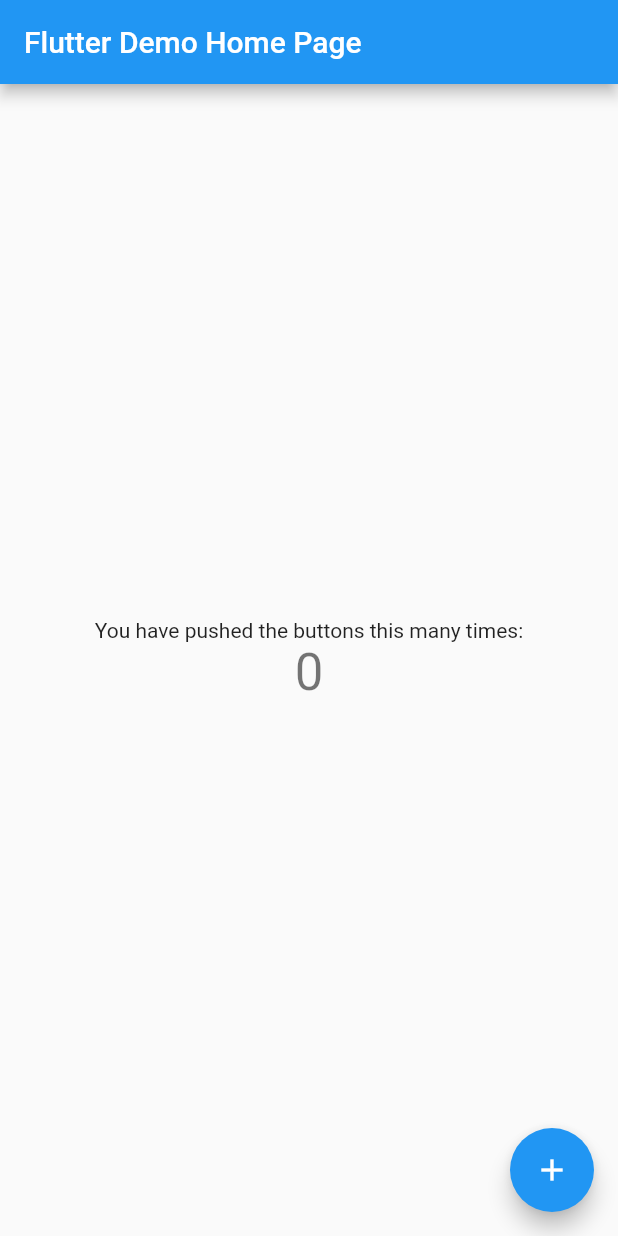
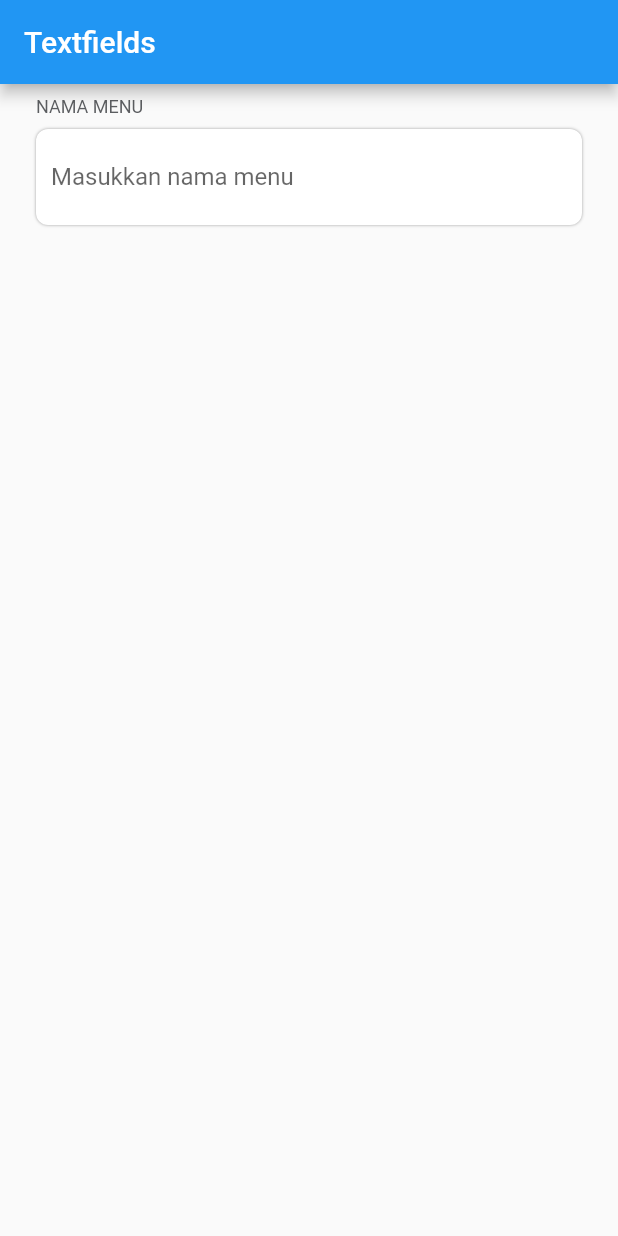
Before and after one commit to fachryrahardhians/cafetaria, a Flutter app: the screen it shows after launch, on a phone screen of 412 x 824 dp. Run offline on Flutter 3.47's test engine with Material 2 defaults, Android fonts, the phone set to English and light mode, and no system bars.

Commit message:
add textfields widgets

```diff
--- a/lib/components/textfields/reusable_textfields.dart
+++ b/lib/components/textfields/reusable_textfields.dart
@@ -0,0 +1,48 @@
+import 'package:cafetaria/styles/colors.dart';
+import 'package:flutter/material.dart';
+
+class CustomTextfield1 extends StatelessWidget {
+  CustomTextfield1({Key? key, this.hint, this.label}) : super(key: key);
+
+  String? hint;
+  String? label;
+
+  @override
+  Widget build(BuildContext context) {
+    return Container(
+      margin: const EdgeInsets.symmetric(vertical: 8, horizontal: 24),
+      child: Column(
+        mainAxisSize: MainAxisSize.min,
+        crossAxisAlignment: CrossAxisAlignment.start,
+        children: [
+          Text(
+            label ?? ''.toUpperCase(),
+            style: const TextStyle(fontSize: 12, color: MyColors.grey1),
+          ),
+          Container(
+            margin: const EdgeInsets.symmetric(vertical: 8, horizontal: 0),
+            clipBehavior: Clip.antiAlias,
+            padding: const EdgeInsets.symmetric(vertical: 8,horizontal: 10),
+            decoration: const BoxDecoration(
+                borderRadius: BorderRadius.all(Radius.circular(8)),
+                color: Colors.white,
+                boxShadow: [
+                  BoxShadow(
+                    color: Colors.grey,
+                    offset: Offset(0, 0),
+                    spreadRadius: 0,
+                    blurRadius: 1,
+                  ),
+                ]),
+            child: TextFormField(
+              decoration: InputDecoration(
+                border: InputBorder.none,
+                hintText: hint ?? '',
+              ),
+            ),
+          ),
+        ],
+      ),
+    );
+  }
+}
--- /dev/null
+++ b/lib/components/textfields/test_textfield.dart
@@ -0,0 +1,23 @@
+import 'package:cafetaria/components/textfields/reusable_textfields.dart';
+import 'package:flutter/material.dart';
+
+
+class TestComponentTextfields extends StatelessWidget {
+  const TestComponentTextfields({Key? key}) : super(key: key);
+
+  @override
+  Widget build(BuildContext context) {
+    return Scaffold(
+      appBar: AppBar(
+        title: Text("Textfields"),
+      ),
+      body: ListView(
+        physics: BouncingScrollPhysics(),
+        shrinkWrap: true,
+        children: [
+          CustomTextfield1(label: "NAMA MENU",hint: "Masukkan nama menu",),
+        ],
+      ),
+    );
+  }
+}
--- a/lib/main.dart
+++ b/lib/main.dart
@@ -1,3 +1,4 @@
+import 'package:cafetaria/components/textfields/test_textfield.dart';
 import 'package:flutter/material.dart';
 
 void main() {
@@ -24,7 +25,7 @@ class MyApp extends StatelessWidget {
         // is not restarted.
         primarySwatch: Colors.blue,
       ),
-      home: const MyHomePage(title: 'Flutter Demo Home Page'),
+      home: const TestComponentTextfields(),
     );
   }
 }
--- a/lib/styles/colors.dart
+++ b/lib/styles/colors.dart
@@ -7,4 +7,6 @@ class MyColors{
   static const Color blue1 = Color(0xff4BC5FA);
   static const Color yellow1 = Color(0xffFFB646);
   static const Color whiteGrey1 = Color(0xfff2f2f2);
+  static const Color disabledRed1 = Color(0xffFE8F7D);
+  static const Color grey1 = Color(0xff5C5E61);
 }
```
